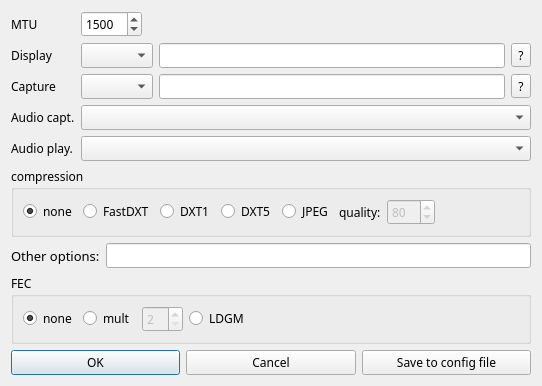
Qt form gui/QT/UltraGrid-Advanced.ui (CESNET/UltraGrid) before a commit.
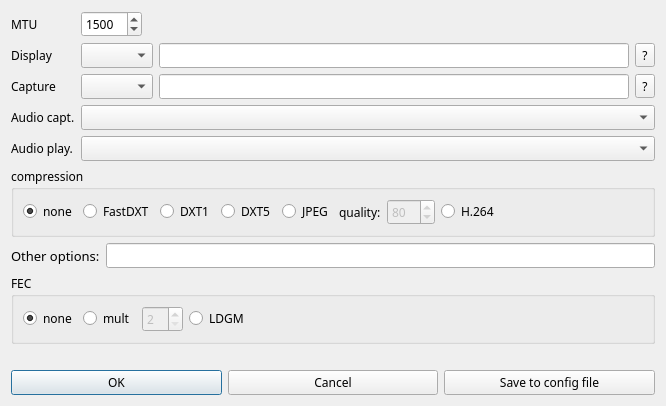
The same form after that commit.

Commit message: QT GUI: added H.264

Diff of the .ui file:
```diff
--- a/gui/QT/UltraGrid-Advanced.ui
+++ b/gui/QT/UltraGrid-Advanced.ui
@@ -6,8 +6,8 @@
    <rect>
     <x>0</x>
     <y>0</y>
-    <width>542</width>
-    <height>385</height>
+    <width>666</width>
+    <height>406</height>
    </rect>
   </property>
   <property name="font">
@@ -250,6 +250,16 @@
         </item>
        </layout>
       </item>
+      <item>
+       <widget class="QRadioButton" name="compress_H264">
+        <property name="toolTip">
+         <string>&lt;html&gt;&lt;head/&gt;&lt;body&gt;&lt;p&gt;Libavcodec H.264 compression&lt;/p&gt;&lt;p&gt;&lt;br/&gt;&lt;/p&gt;&lt;p&gt;H.264 provides best compression ratio among all other options. On the other hand, it requires decent CPU.&lt;/p&gt;&lt;/body&gt;&lt;/html&gt;</string>
+        </property>
+        <property name="text">
+         <string>H.264</string>
+        </property>
+       </widget>
+      </item>
       <item>
        <spacer name="horizontalSpacer">
         <property name="orientation">
```
The commit also changes 1 other file.
